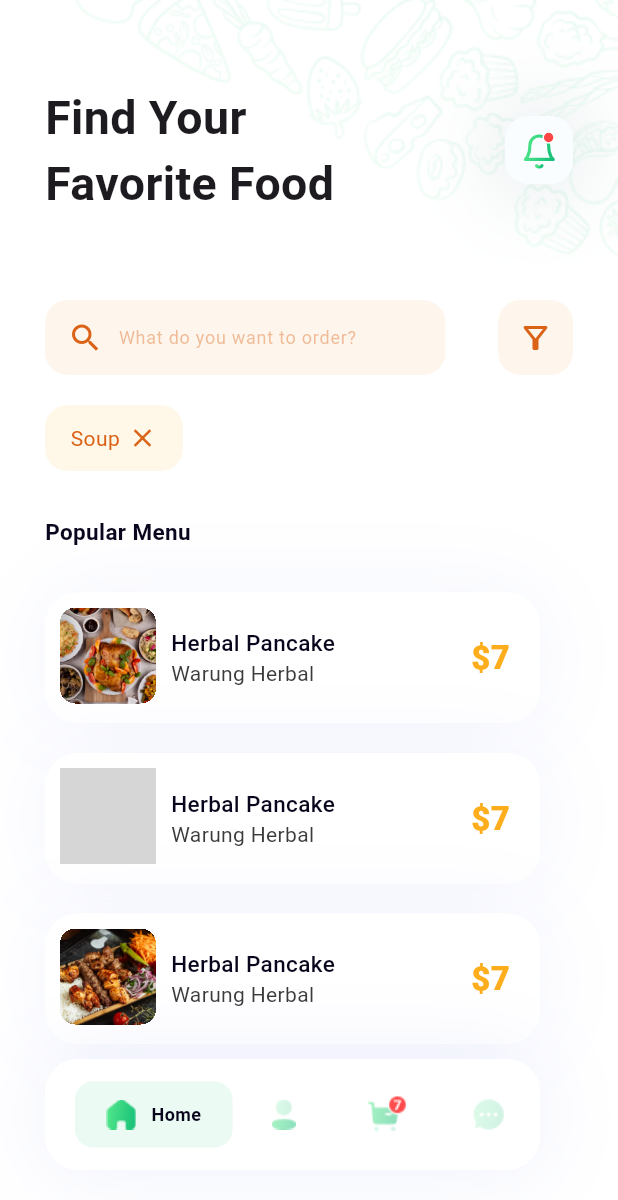
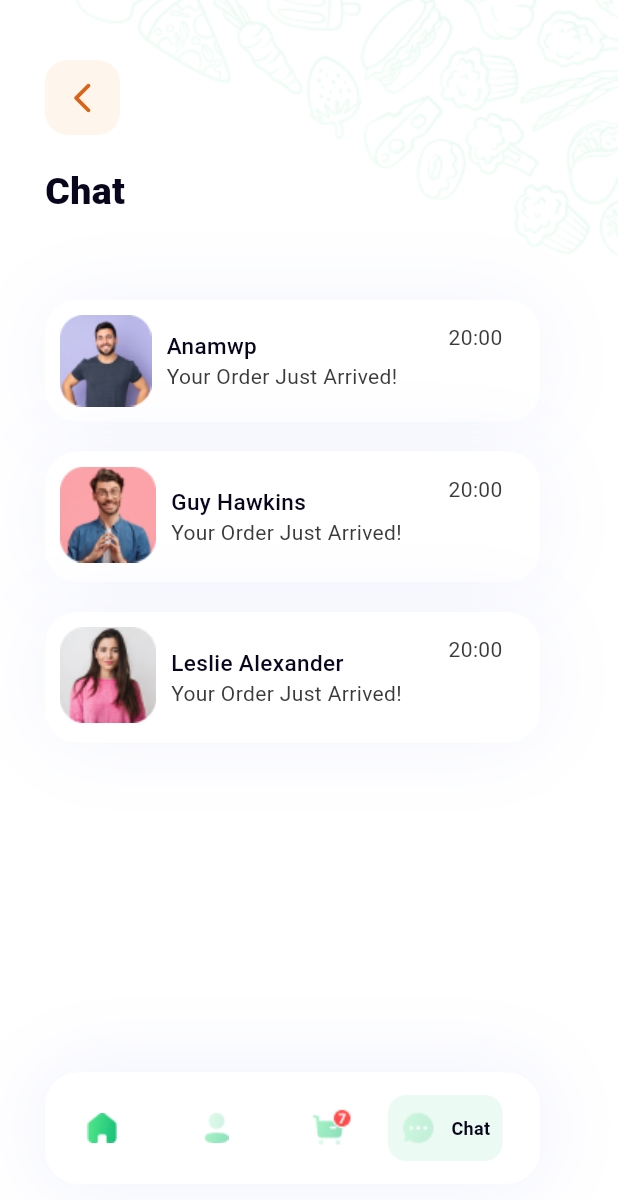
Before and after one commit to khusantoy/foodninja-food-delivery, a Flutter app: the screen it shows after launch, on a phone screen of 412 x 824 dp. Shown: the top 1200 px of the screen. Run offline on Flutter 3.47's test engine with Material 3 defaults, Android fonts, the phone set to English and light mode, and no system bars; our stand-ins replace flutter_svg; grey boxes are pictures that could not be loaded.

Commit message:
added chat page

```diff
--- a/lib/main.dart
+++ b/lib/main.dart
@@ -1,5 +1,7 @@
+
 import 'package:flutter/material.dart';
 import 'package:foodninja_food_delivery/screens/explore_menu_screen.dart';
+import 'package:foodninja_food_delivery/screens/message_screen.dart';
 
 void main() {
   runApp(MyApp());
@@ -10,7 +12,7 @@
   Widget build(BuildContext context) {
     return MaterialApp(
       debugShowCheckedModeBanner: false,
-      home: ExploreMenuScreen(),
+      home: MessageScreen(),
     );
   }
 }
--- /dev/null
+++ b/lib/screens/message_screen.dart
@@ -0,0 +1,439 @@
+import 'package:flutter/material.dart';
+
+class MessageScreen extends StatelessWidget {
+  @override
+  Widget build(BuildContext context) {
+    return Scaffold(
+      backgroundColor: Colors.white,
+      body: SafeArea(
+        child: Column(
+          children: [
+            Container(
+              width: double.infinity,
+              height: 200,
+              decoration: const BoxDecoration(
+                color: Colors.white,
+                image: DecorationImage(
+                  image: AssetImage(
+                    "assets/images/background.png",
+                  ),
+                  fit: BoxFit.cover,
+                  opacity: 0.1,
+                ),
+              ),
+              child: Padding(
+                  padding:
+                      const EdgeInsets.symmetric(horizontal: 30, vertical: 40),
+                  child: Column(
+                    children: [
+                      Row(
+                        mainAxisAlignment: MainAxisAlignment.spaceBetween,
+                        children: [
+                          Container(
+                            width: 50,
+                            height: 50,
+                            decoration: BoxDecoration(
+                              color: const Color.fromRGBO(249, 168, 77, 0.1),
+                              borderRadius: BorderRadius.circular(15),
+                            ),
+                            child: const Icon(
+                              Icons.arrow_back_ios_new_rounded,
+                              size: 24,
+                              color: Color.fromRGBO(218, 99, 23, 1),
+                            ),
+                          )
+                        ],
+                      ),
+                      const SizedBox(
+                        height: 20,
+                      ),
+                      const Row(
+                        children: [
+                          Text(
+                            "Chat",
+                            style: TextStyle(
+                              fontSize: 25,
+                              color: Color.fromRGBO(9, 5, 28, 1),
+                              fontWeight: FontWeight.w800,
+                            ),
+                          ),
+                        ],
+                      )
+                    ],
+                  )),
+            ),
+            Padding(
+              padding: const EdgeInsets.symmetric(horizontal: 30),
+              child: Column(
+                children: [
+                  Row(
+                    children: [
+                      Container(
+                        width: 330,
+                        height: 81,
+                        decoration: const BoxDecoration(
+                          color: Color.fromRGBO(255, 255, 255, 1),
+                          borderRadius: BorderRadius.all(Radius.circular(22)),
+                          boxShadow: [
+                            BoxShadow(
+                              color: Color.fromRGBO(90, 108, 234, 0.07),
+                              offset: Offset(
+                                0,
+                                0,
+                              ),
+                              blurRadius: 50,
+                              spreadRadius: 0,
+                            ),
+                            BoxShadow(
+                              color: Colors.white,
+                              offset: Offset(0.0, 0.0),
+                              blurRadius: 0.0,
+                              spreadRadius: 0.0,
+                            ),
+                          ],
+                        ),
+                        child: Row(
+                          mainAxisAlignment: MainAxisAlignment.spaceBetween,
+                          children: [
+                            Row(
+                              children: [
+                                Padding(
+                                  padding: const EdgeInsets.all(10),
+                                  child: Column(
+                                    children: [
+                                      Container(
+                                        width: 61,
+                                        height: 61,
+                                        decoration: BoxDecoration(
+                                          borderRadius:
+                                              BorderRadius.circular(10),
+                                        ),
+                                        clipBehavior: Clip.hardEdge,
+                                        child: Image.asset(
+                                          "assets/images/profile1.png",
+                                          fit: BoxFit.cover,
+                                        ),
+                                      )
+                                    ],
+                                  ),
+                                ),
+                                const Column(
+                                  crossAxisAlignment: CrossAxisAlignment.start,
+                                  mainAxisAlignment: MainAxisAlignment.center,
+                                  children: [
+                                    Text(
+                                      "Anamwp",
+                                      style: TextStyle(
+                                        fontSize: 15,
+                                        color: Color.fromRGBO(9, 5, 28, 1),
+                                        fontWeight: FontWeight.w500,
+                                      ),
+                                    ),
+                                    Text(
+                                      "Your Order Just Arrived!",
+                                      style: TextStyle(
+                                        color: Color.fromRGBO(59, 59, 59, 1),
+                                      ),
+                                    )
+                                  ],
+                                ),
+                              ],
+                            ),
+                            const Padding(
+                              padding: EdgeInsets.fromLTRB(0, 15, 25, 0),
+                              child: Column(
+                                children: [
+                                  Text(
+                                    "20:00",
+                                    style: TextStyle(
+                                      fontSize: 14,
+                                      fontWeight: FontWeight.w400,
+                                      color: Color.fromRGBO(59, 59, 59, 1),
+                                    ),
+                                  ),
+                                ],
+                              ),
+                            ),
+                          ],
+                        ),
+                      )
+                    ],
+                  ),
+                  const SizedBox(
+                    height: 20,
+                  ),
+                  Row(
+                    children: [
+                      Container(
+                        width: 330,
+                        height: 87,
+                        decoration: const BoxDecoration(
+                          color: Color.fromRGBO(255, 255, 255, 1),
+                          borderRadius: BorderRadius.all(Radius.circular(22)),
+                          boxShadow: [
+                            BoxShadow(
+                              color: Color.fromRGBO(90, 108, 234, 0.07),
+                              offset: Offset(
+                                0,
+                                0,
+                              ),
+                              blurRadius: 50,
+                              spreadRadius: 0,
+                            ),
+                            BoxShadow(
+                              color: Colors.white,
+                              offset: Offset(0.0, 0.0),
+                              blurRadius: 0.0,
+                              spreadRadius: 0.0,
+                            ),
+                          ],
+                        ),
+                        child: Row(
+                          mainAxisAlignment: MainAxisAlignment.spaceBetween,
+                          children: [
+                            Row(
+                              children: [
+                                Padding(
+                                  padding: const EdgeInsets.all(10),
+                                  child: Column(
+                                    children: [
+                                      Container(
+                                        width: 64,
+                                        height: 64,
+                                        decoration: BoxDecoration(
+                                          borderRadius:
+                                              BorderRadius.circular(10),
+                                        ),
+                                        clipBehavior: Clip.hardEdge,
+                                        child: Image.asset(
+                                          "assets/images/profile2.png",
+                                          fit: BoxFit.cover,
+                                        ),
+                                      )
+                                    ],
+                                  ),
+                                ),
+                                const Column(
+                                  crossAxisAlignment: CrossAxisAlignment.start,
+                                  mainAxisAlignment: MainAxisAlignment.center,
+                                  children: [
+                                    Text(
+                                      "Guy Hawkins",
+                                      style: TextStyle(
+                                        fontSize: 15,
+                                        color: Color.fromRGBO(9, 5, 28, 1),
+                                        fontWeight: FontWeight.w500,
+                                      ),
+                                    ),
+                                    Text(
+                                      "Your Order Just Arrived!",
+                                      style: TextStyle(
+                                        color: Color.fromRGBO(59, 59, 59, 1),
+                                      ),
+                                    )
+                                  ],
+                                ),
+                              ],
+                            ),
+                            const Padding(
+                              padding: EdgeInsets.fromLTRB(0, 15, 25, 0),
+                              child: Column(
+                                children: [
+                                  Text(
+                                    "20:00",
+                                    style: TextStyle(
+                                      fontSize: 14,
+                                      fontWeight: FontWeight.w400,
+                                      color: Color.fromRGBO(59, 59, 59, 1),
+                                    ),
+                                  ),
+                                ],
+                              ),
+                            ),
+                          ],
+                        ),
+                      )
+                    ],
+                  ),
+                  const SizedBox(
+                    height: 20,
+                  ),
+                  Row(
+                    children: [
+                      Container(
+                        width: 330,
+                        height: 87,
+                        decoration: const BoxDecoration(
+                          color: Color.fromRGBO(255, 255, 255, 1),
+                          borderRadius: BorderRadius.all(Radius.circular(22)),
+                          boxShadow: [
+                            BoxShadow(
+                              color: Color.fromRGBO(90, 108, 234, 0.07),
+                              offset: Offset(
+                                0,
+                                0,
+                              ),
+                              blurRadius: 50,
+                              spreadRadius: 0,
+                            ),
+                            BoxShadow(
+                              color: Colors.white,
+                              offset: Offset(0.0, 0.0),
+                              blurRadius: 0.0,
+                              spreadRadius: 0.0,
+                            ),
+                          ],
+                        ),
+                        child: Row(
+                          mainAxisAlignment: MainAxisAlignment.spaceBetween,
+                          children: [
+                            Row(
+                              children: [
+                                Padding(
+                                  padding: const EdgeInsets.all(10),
+                                  child: Column(
+                                    children: [
+                                      Container(
+                                        width: 64,
+                                        height: 64,
+                                        decoration: BoxDecoration(
+                                          borderRadius:
+                                              BorderRadius.circular(10),
+                                        ),
+                                        clipBehavior: Clip.hardEdge,
+                                        child: Image.asset(
+                                          "assets/images/profile3.png",
+                                          fit: BoxFit.cover,
+                                        ),
+                                      )
+                                    ],
+                                  ),
+                                ),
+                                const Column(
+                                  crossAxisAlignment: CrossAxisAlignment.start,
+                                  mainAxisAlignment: MainAxisAlignment.center,
+                                  children: [
+                                    Text(
+                                      "Leslie Alexander",
+                                      style: TextStyle(
+                                        fontSize: 15,
+                                        color: Color.fromRGBO(9, 5, 28, 1),
+                                        fontWeight: FontWeight.w500,
+                                      ),
+                                    ),
+                                    Text(
+                                      "Your Order Just Arrived!",
+                                      style: TextStyle(
+                                        color: Color.fromRGBO(59, 59, 59, 1),
+                                      ),
+                                    )
+                                  ],
+                                ),
+                              ],
+                            ),
+                            const Padding(
+                              padding: EdgeInsets.fromLTRB(0, 15, 25, 0),
+                              child: Column(
+                                children: [
+                                  Text(
+                                    "20:00",
+                                    style: TextStyle(
+                                      fontSize: 14,
+                                      fontWeight: FontWeight.w400,
+                                      color: Color.fromRGBO(59, 59, 59, 1),
+                                    ),
+                                  ),
+                                ],
+                              ),
+                            ),
+                          ],
+                        ),
+                      )
+                    ],
+                  ),
+                  const SizedBox(
+                    height: 220,
+                  ),
+                  Row(
+                    children: [
+                      Container(
+                        width: 330,
+                        height: 74,
+                        decoration: const BoxDecoration(
+                          color: Color.fromRGBO(255, 255, 255, 1),
+                          borderRadius: BorderRadius.all(Radius.circular(22)),
+                          boxShadow: [
+                            BoxShadow(
+                              color: Color.fromRGBO(90, 108, 234, 0.1),
+                              offset: Offset(
+                                0,
+                                0,
+                              ),
+                              blurRadius: 50,
+                              spreadRadius: 0,
+                            ),
+                            BoxShadow(
+                              color: Colors.white,
+                              offset: Offset(0.0, 0.0),
+                              blurRadius: 0.0,
+                              spreadRadius: 0.0,
+                            ),
+                          ],
+                        ),
+                        child: Row(
+                          children: [
+                            Expanded(
+                              child: Image.asset("assets/images/home.png"),
+                            ),
+                            Expanded(
+                              child: Image.asset("assets/images/profile.png"),
+                            ),
+                            Expanded(
+                              child: Image.asset("assets/images/cart.png"),
+                            ),
+                            Expanded(
+                              child: Container(
+                                width: 105,
+                                height: 44,
+                                decoration: BoxDecoration(
+                                  borderRadius: BorderRadius.circular(12),
+                                  color:
+                                      const Color.fromARGB(255, 235, 250, 242),
+                                ),
+                                child: Row(
+                                  mainAxisAlignment: MainAxisAlignment.center,
+                                  crossAxisAlignment: CrossAxisAlignment.center,
+                                  children: [
+                                    Image.asset("assets/images/chat.png"),
+                                    const SizedBox(
+                                      width: 10,
+                                    ),
+                                    const Text(
+                                      "Chat",
+                                      style: TextStyle(
+                                        fontSize: 12,
+                                        fontWeight: FontWeight.w700,
+                                        color: Color.fromRGBO(9, 5, 28, 1),
+                                      ),
+                                    )
+                                  ],
+                                ),
+                              ),
+                            ),
+                            const SizedBox(
+                              width: 25,
+                            )
+                          ],
+                        ),
+                      )
+                    ],
+                  )
+                ],
+              ),
+            )
+          ],
+        ),
+      ),
+    );
+  }
+}
```
Also changed, not shown: assets/images/profile1.png (added), assets/images/profile2.png (added), assets/images/profile3.png (added).
